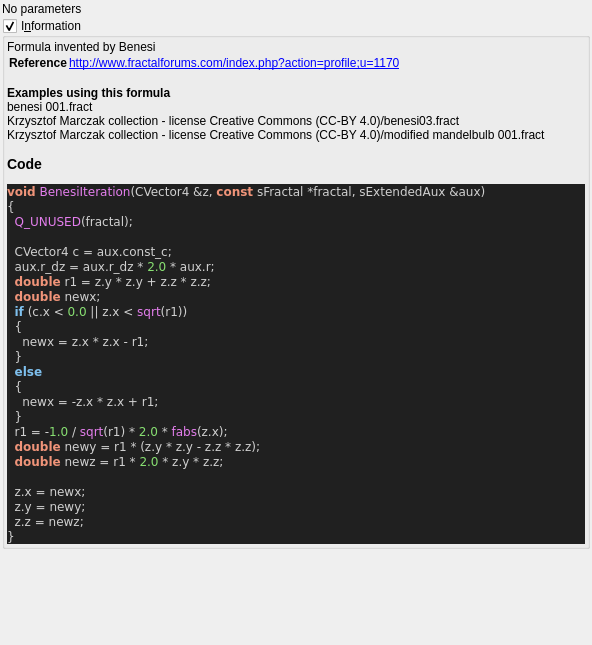
Above: mandelbulber2/formula/ui/fractal_benesi.ui from buddhi1980/mandelbulber2 before the change. Below: the same form after it.
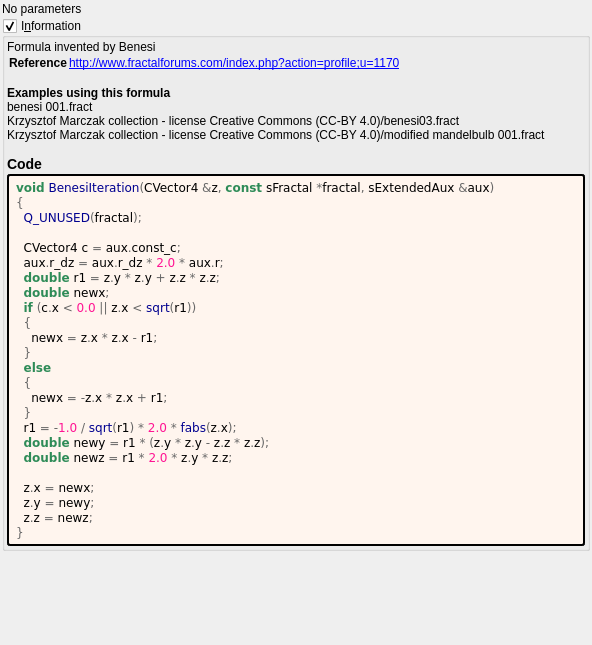
That is the form after the change. Custom widgets are drawn as their Qt base class.

Diff of the .ui file:
```diff
--- a/mandelbulber2/formula/ui/fractal_benesi.ui
+++ b/mandelbulber2/formula/ui/fractal_benesi.ui
@@ -64,38 +64,53 @@
        <number>2</number>
       </property>
       <item>
-       <widget class="QLabel" name="label_code_content">
+	   <widget class="QLabel" name="label_information_general">
         <property name="text">
          <string notr="true">&lt;p&gt;Formula invented by Benesi&lt;/p&gt;&lt;table&gt;
 &lt;tr&gt;&lt;th&gt;Reference&lt;/th&gt;&lt;td&gt;&lt;a href=&quot;http://www.fractalforums.com/index.php?action=profile;u=1170&quot;&gt;http://www.fractalforums.com/index.php?action=profile;u=1170&lt;br&gt;
 &lt;/td&gt;&lt;/tr&gt;
 &lt;/table&gt;
-&lt;br&gt;&lt;b&gt;Examples using this formula&lt;/b&gt;&lt;br&gt;benesi 001.fract&lt;br&gt;Krzysztof Marczak collection - license Creative Commons (CC-BY 4.0)/benesi03.fract&lt;br&gt;Krzysztof Marczak collection - license Creative Commons (CC-BY 4.0)/modified mandelbulb 001.fract&lt;h3&gt;Code&lt;/h3&gt;
-&lt;body style=&quot;background-color:#202020&quot;&gt;
-&lt;pre style=&quot;color:#d0d0d0; background-color:#202020;  font-family:'Courier New',monospace;&quot;&gt;&lt;span style=&quot;color:#f09479; font-weight:bold&quot;&gt;void&lt;/span&gt; &lt;span style=&quot;color:#e47eed&quot;&gt;BenesiIteration&lt;/span&gt;&lt;span style=&quot;color:#d0d0d0&quot;&gt;(&lt;/span&gt;CVector4 &lt;span style=&quot;color:#d0d0d0&quot;&gt;&amp;amp;&lt;/span&gt;z&lt;span style=&quot;color:#d0d0d0&quot;&gt;,&lt;/span&gt; &lt;span style=&quot;color:#f09479; font-weight:bold&quot;&gt;const&lt;/span&gt; sFractal &lt;span style=&quot;color:#d0d0d0&quot;&gt;*&lt;/span&gt;fractal&lt;span style=&quot;color:#d0d0d0&quot;&gt;,&lt;/span&gt; sExtendedAux &lt;span style=&quot;color:#d0d0d0&quot;&gt;&amp;amp;&lt;/span&gt;aux&lt;span style=&quot;color:#d0d0d0&quot;&gt;)&lt;/span&gt;
-&lt;span style=&quot;color:#d0d0d0&quot;&gt;{&lt;/span&gt;
-  &lt;span style=&quot;color:#e47eed&quot;&gt;Q_UNUSED&lt;/span&gt;&lt;span style=&quot;color:#d0d0d0&quot;&gt;(&lt;/span&gt;fractal&lt;span style=&quot;color:#d0d0d0&quot;&gt;);&lt;/span&gt;
+&lt;br&gt;&lt;b&gt;Examples using this formula&lt;/b&gt;&lt;br&gt;benesi 001.fract&lt;br&gt;Krzysztof Marczak collection - license Creative Commons (CC-BY 4.0)/benesi03.fract&lt;br&gt;Krzysztof Marczak collection - license Creative Commons (CC-BY 4.0)/modified mandelbulb 001.fract&lt;h3&gt;Code&lt;/h3&gt;</string>
+		</property>
+		<property name="wordWrap">
+		 <bool>true</bool>
+		</property>
+		<property name="openExternalLinks">
+		 <bool>true</bool>
+		</property>
+		<property name="textInteractionFlags">
+		 <set>Qt::LinksAccessibleByMouse|Qt::TextSelectableByMouse</set>
+		</property>
+		</widget>
+	   </item>
+	   <item>
+	    <widget class="QLabel" name="label_code_content">
+		 <property name="text">
+		  <string notr="true">&lt;body style=&quot;background-color:#fff5ee&quot;&gt;
+&lt;pre style=&quot;color:#000000; background-color:#fff5ee;  font-family:'Courier New',monospace;&quot;&gt;&lt;span style=&quot;color:#2e8b57; font-weight:bold&quot;&gt;void&lt;/span&gt; &lt;span style=&quot;color:#00008f&quot;&gt;BenesiIteration&lt;/span&gt;&lt;span style=&quot;color:#676767&quot;&gt;(&lt;/span&gt;CVector4 &lt;span style=&quot;color:#676767&quot;&gt;&amp;amp;&lt;/span&gt;z&lt;span style=&quot;color:#676767&quot;&gt;,&lt;/span&gt; &lt;span style=&quot;color:#2e8b57; font-weight:bold&quot;&gt;const&lt;/span&gt; sFractal &lt;span style=&quot;color:#676767&quot;&gt;*&lt;/span&gt;fractal&lt;span style=&quot;color:#676767&quot;&gt;,&lt;/span&gt; sExtendedAux &lt;span style=&quot;color:#676767&quot;&gt;&amp;amp;&lt;/span&gt;aux&lt;span style=&quot;color:#676767&quot;&gt;)&lt;/span&gt;
+&lt;span style=&quot;color:#676767&quot;&gt;{&lt;/span&gt;
+  &lt;span style=&quot;color:#00008f&quot;&gt;Q_UNUSED&lt;/span&gt;&lt;span style=&quot;color:#676767&quot;&gt;(&lt;/span&gt;fractal&lt;span style=&quot;color:#676767&quot;&gt;);&lt;/span&gt;
 
-  CVector4 c &lt;span style=&quot;color:#d0d0d0&quot;&gt;=&lt;/span&gt; aux&lt;span style=&quot;color:#d0d0d0&quot;&gt;.&lt;/span&gt;const_c&lt;span style=&quot;color:#d0d0d0&quot;&gt;;&lt;/span&gt;
-  aux&lt;span style=&quot;color:#d0d0d0&quot;&gt;.&lt;/span&gt;r_dz &lt;span style=&quot;color:#d0d0d0&quot;&gt;=&lt;/span&gt; aux&lt;span style=&quot;color:#d0d0d0&quot;&gt;.&lt;/span&gt;r_dz &lt;span style=&quot;color:#d0d0d0&quot;&gt;*&lt;/span&gt; &lt;span style=&quot;color:#87df71&quot;&gt;2.0&lt;/span&gt; &lt;span style=&quot;color:#d0d0d0&quot;&gt;*&lt;/span&gt; aux&lt;span style=&quot;color:#d0d0d0&quot;&gt;.&lt;/span&gt;r&lt;span style=&quot;color:#d0d0d0&quot;&gt;;&lt;/span&gt;
-  &lt;span style=&quot;color:#f09479; font-weight:bold&quot;&gt;double&lt;/span&gt; r1 &lt;span style=&quot;color:#d0d0d0&quot;&gt;=&lt;/span&gt; z&lt;span style=&quot;color:#d0d0d0&quot;&gt;.&lt;/span&gt;y &lt;span style=&quot;color:#d0d0d0&quot;&gt;*&lt;/span&gt; z&lt;span style=&quot;color:#d0d0d0&quot;&gt;.&lt;/span&gt;y &lt;span style=&quot;color:#d0d0d0&quot;&gt;+&lt;/span&gt; z&lt;span style=&quot;color:#d0d0d0&quot;&gt;.&lt;/span&gt;z &lt;span style=&quot;color:#d0d0d0&quot;&gt;*&lt;/span&gt; z&lt;span style=&quot;color:#d0d0d0&quot;&gt;.&lt;/span&gt;z&lt;span style=&quot;color:#d0d0d0&quot;&gt;;&lt;/span&gt;
-  &lt;span style=&quot;color:#f09479; font-weight:bold&quot;&gt;double&lt;/span&gt; newx&lt;span style=&quot;color:#d0d0d0&quot;&gt;;&lt;/span&gt;
-  &lt;span style=&quot;color:#7ec0ee; font-weight:bold&quot;&gt;if&lt;/span&gt; &lt;span style=&quot;color:#d0d0d0&quot;&gt;(&lt;/span&gt;c&lt;span style=&quot;color:#d0d0d0&quot;&gt;.&lt;/span&gt;x &lt;span style=&quot;color:#d0d0d0&quot;&gt;&amp;lt;&lt;/span&gt; &lt;span style=&quot;color:#87df71&quot;&gt;0.0&lt;/span&gt; &lt;span style=&quot;color:#d0d0d0&quot;&gt;||&lt;/span&gt; z&lt;span style=&quot;color:#d0d0d0&quot;&gt;.&lt;/span&gt;x &lt;span style=&quot;color:#d0d0d0&quot;&gt;&amp;lt;&lt;/span&gt; &lt;span style=&quot;color:#e47eed&quot;&gt;sqrt&lt;/span&gt;&lt;span style=&quot;color:#d0d0d0&quot;&gt;(&lt;/span&gt;r1&lt;span style=&quot;color:#d0d0d0&quot;&gt;))&lt;/span&gt;
-  &lt;span style=&quot;color:#d0d0d0&quot;&gt;{&lt;/span&gt;
-    newx &lt;span style=&quot;color:#d0d0d0&quot;&gt;=&lt;/span&gt; z&lt;span style=&quot;color:#d0d0d0&quot;&gt;.&lt;/span&gt;x &lt;span style=&quot;color:#d0d0d0&quot;&gt;*&lt;/span&gt; z&lt;span style=&quot;color:#d0d0d0&quot;&gt;.&lt;/span&gt;x &lt;span style=&quot;color:#d0d0d0&quot;&gt;-&lt;/span&gt; r1&lt;span style=&quot;color:#d0d0d0&quot;&gt;;&lt;/span&gt;
-  &lt;span style=&quot;color:#d0d0d0&quot;&gt;}&lt;/span&gt;
-  &lt;span style=&quot;color:#7ec0ee; font-weight:bold&quot;&gt;else&lt;/span&gt;
-  &lt;span style=&quot;color:#d0d0d0&quot;&gt;{&lt;/span&gt;
-    newx &lt;span style=&quot;color:#d0d0d0&quot;&gt;= -&lt;/span&gt;z&lt;span style=&quot;color:#d0d0d0&quot;&gt;.&lt;/span&gt;x &lt;span style=&quot;color:#d0d0d0&quot;&gt;*&lt;/span&gt; z&lt;span style=&quot;color:#d0d0d0&quot;&gt;.&lt;/span&gt;x &lt;span style=&quot;color:#d0d0d0&quot;&gt;+&lt;/span&gt; r1&lt;span style=&quot;color:#d0d0d0&quot;&gt;;&lt;/span&gt;
-  &lt;span style=&quot;color:#d0d0d0&quot;&gt;}&lt;/span&gt;
-  r1 &lt;span style=&quot;color:#d0d0d0&quot;&gt;= -&lt;/span&gt;&lt;span style=&quot;color:#87df71&quot;&gt;1.0&lt;/span&gt; &lt;span style=&quot;color:#d0d0d0&quot;&gt;/&lt;/span&gt; &lt;span style=&quot;color:#e47eed&quot;&gt;sqrt&lt;/span&gt;&lt;span style=&quot;color:#d0d0d0&quot;&gt;(&lt;/span&gt;r1&lt;span style=&quot;color:#d0d0d0&quot;&gt;) *&lt;/span&gt; &lt;span style=&quot;color:#87df71&quot;&gt;2.0&lt;/span&gt; &lt;span style=&quot;color:#d0d0d0&quot;&gt;*&lt;/span&gt; &lt;span style=&quot;color:#e47eed&quot;&gt;fabs&lt;/span&gt;&lt;span style=&quot;color:#d0d0d0&quot;&gt;(&lt;/span&gt;z&lt;span style=&quot;color:#d0d0d0&quot;&gt;.&lt;/span&gt;x&lt;span style=&quot;color:#d0d0d0&quot;&gt;);&lt;/span&gt;
-  &lt;span style=&quot;color:#f09479; font-weight:bold&quot;&gt;double&lt;/span&gt; newy &lt;span style=&quot;color:#d0d0d0&quot;&gt;=&lt;/span&gt; r1 &lt;span style=&quot;color:#d0d0d0&quot;&gt;* (&lt;/span&gt;z&lt;span style=&quot;color:#d0d0d0&quot;&gt;.&lt;/span&gt;y &lt;span style=&quot;color:#d0d0d0&quot;&gt;*&lt;/span&gt; z&lt;span style=&quot;color:#d0d0d0&quot;&gt;.&lt;/span&gt;y &lt;span style=&quot;color:#d0d0d0&quot;&gt;-&lt;/span&gt; z&lt;span style=&quot;color:#d0d0d0&quot;&gt;.&lt;/span&gt;z &lt;span style=&quot;color:#d0d0d0&quot;&gt;*&lt;/span&gt; z&lt;span style=&quot;color:#d0d0d0&quot;&gt;.&lt;/span&gt;z&lt;span style=&quot;color:#d0d0d0&quot;&gt;);&lt;/span&gt;
-  &lt;span style=&quot;color:#f09479; font-weight:bold&quot;&gt;double&lt;/span&gt; newz &lt;span style=&quot;color:#d0d0d0&quot;&gt;=&lt;/span&gt; r1 &lt;span style=&quot;color:#d0d0d0&quot;&gt;*&lt;/span&gt; &lt;span style=&quot;color:#87df71&quot;&gt;2.0&lt;/span&gt; &lt;span style=&quot;color:#d0d0d0&quot;&gt;*&lt;/span&gt; z&lt;span style=&quot;color:#d0d0d0&quot;&gt;.&lt;/span&gt;y &lt;span style=&quot;color:#d0d0d0&quot;&gt;*&lt;/span&gt; z&lt;span style=&quot;color:#d0d0d0&quot;&gt;.&lt;/span&gt;z&lt;span style=&quot;color:#d0d0d0&quot;&gt;;&lt;/span&gt;
+  CVector4 c &lt;span style=&quot;color:#676767&quot;&gt;=&lt;/span&gt; aux&lt;span style=&quot;color:#676767&quot;&gt;.&lt;/span&gt;const_c&lt;span style=&quot;color:#676767&quot;&gt;;&lt;/span&gt;
+  aux&lt;span style=&quot;color:#676767&quot;&gt;.&lt;/span&gt;r_dz &lt;span style=&quot;color:#676767&quot;&gt;=&lt;/span&gt; aux&lt;span style=&quot;color:#676767&quot;&gt;.&lt;/span&gt;r_dz &lt;span style=&quot;color:#676767&quot;&gt;*&lt;/span&gt; &lt;span style=&quot;color:#ff1493&quot;&gt;2.0&lt;/span&gt; &lt;span style=&quot;color:#676767&quot;&gt;*&lt;/span&gt; aux&lt;span style=&quot;color:#676767&quot;&gt;.&lt;/span&gt;r&lt;span style=&quot;color:#676767&quot;&gt;;&lt;/span&gt;
+  &lt;span style=&quot;color:#2e8b57; font-weight:bold&quot;&gt;double&lt;/span&gt; r1 &lt;span style=&quot;color:#676767&quot;&gt;=&lt;/span&gt; z&lt;span style=&quot;color:#676767&quot;&gt;.&lt;/span&gt;y &lt;span style=&quot;color:#676767&quot;&gt;*&lt;/span&gt; z&lt;span style=&quot;color:#676767&quot;&gt;.&lt;/span&gt;y &lt;span style=&quot;color:#676767&quot;&gt;+&lt;/span&gt; z&lt;span style=&quot;color:#676767&quot;&gt;.&lt;/span&gt;z &lt;span style=&quot;color:#676767&quot;&gt;*&lt;/span&gt; z&lt;span style=&quot;color:#676767&quot;&gt;.&lt;/span&gt;z&lt;span style=&quot;color:#676767&quot;&gt;;&lt;/span&gt;
+  &lt;span style=&quot;color:#2e8b57; font-weight:bold&quot;&gt;double&lt;/span&gt; newx&lt;span style=&quot;color:#676767&quot;&gt;;&lt;/span&gt;
+  &lt;span style=&quot;color:#2e8b57; font-weight:bold&quot;&gt;if&lt;/span&gt; &lt;span style=&quot;color:#676767&quot;&gt;(&lt;/span&gt;c&lt;span style=&quot;color:#676767&quot;&gt;.&lt;/span&gt;x &lt;span style=&quot;color:#676767&quot;&gt;&amp;lt;&lt;/span&gt; &lt;span style=&quot;color:#ff1493&quot;&gt;0.0&lt;/span&gt; &lt;span style=&quot;color:#676767&quot;&gt;||&lt;/span&gt; z&lt;span style=&quot;color:#676767&quot;&gt;.&lt;/span&gt;x &lt;span style=&quot;color:#676767&quot;&gt;&amp;lt;&lt;/span&gt; &lt;span style=&quot;color:#00008f&quot;&gt;sqrt&lt;/span&gt;&lt;span style=&quot;color:#676767&quot;&gt;(&lt;/span&gt;r1&lt;span style=&quot;color:#676767&quot;&gt;))&lt;/span&gt;
+  &lt;span style=&quot;color:#676767&quot;&gt;{&lt;/span&gt;
+    newx &lt;span style=&quot;color:#676767&quot;&gt;=&lt;/span&gt; z&lt;span style=&quot;color:#676767&quot;&gt;.&lt;/span&gt;x &lt;span style=&quot;color:#676767&quot;&gt;*&lt;/span&gt; z&lt;span style=&quot;color:#676767&quot;&gt;.&lt;/span&gt;x &lt;span style=&quot;color:#676767&quot;&gt;-&lt;/span&gt; r1&lt;span style=&quot;color:#676767&quot;&gt;;&lt;/span&gt;
+  &lt;span style=&quot;color:#676767&quot;&gt;}&lt;/span&gt;
+  &lt;span style=&quot;color:#2e8b57; font-weight:bold&quot;&gt;else&lt;/span&gt;
+  &lt;span style=&quot;color:#676767&quot;&gt;{&lt;/span&gt;
+    newx &lt;span style=&quot;color:#676767&quot;&gt;= -&lt;/span&gt;z&lt;span style=&quot;color:#676767&quot;&gt;.&lt;/span&gt;x &lt;span style=&quot;color:#676767&quot;&gt;*&lt;/span&gt; z&lt;span style=&quot;color:#676767&quot;&gt;.&lt;/span&gt;x &lt;span style=&quot;color:#676767&quot;&gt;+&lt;/span&gt; r1&lt;span style=&quot;color:#676767&quot;&gt;;&lt;/span&gt;
+  &lt;span style=&quot;color:#676767&quot;&gt;}&lt;/span&gt;
+  r1 &lt;span style=&quot;color:#676767&quot;&gt;= -&lt;/span&gt;&lt;span style=&quot;color:#ff1493&quot;&gt;1.0&lt;/span&gt; &lt;span style=&quot;color:#676767&quot;&gt;/&lt;/span&gt; &lt;span style=&quot;color:#00008f&quot;&gt;sqrt&lt;/span&gt;&lt;span style=&quot;color:#676767&quot;&gt;(&lt;/span&gt;r1&lt;span style=&quot;color:#676767&quot;&gt;) *&lt;/span&gt; &lt;span style=&quot;color:#ff1493&quot;&gt;2.0&lt;/span&gt; &lt;span style=&quot;color:#676767&quot;&gt;*&lt;/span&gt; &lt;span style=&quot;color:#00008f&quot;&gt;fabs&lt;/span&gt;&lt;span style=&quot;color:#676767&quot;&gt;(&lt;/span&gt;z&lt;span style=&quot;color:#676767&quot;&gt;.&lt;/span&gt;x&lt;span style=&quot;color:#676767&quot;&gt;);&lt;/span&gt;
+  &lt;span style=&quot;color:#2e8b57; font-weight:bold&quot;&gt;double&lt;/span&gt; newy &lt;span style=&quot;color:#676767&quot;&gt;=&lt;/span&gt; r1 &lt;span style=&quot;color:#676767&quot;&gt;* (&lt;/span&gt;z&lt;span style=&quot;color:#676767&quot;&gt;.&lt;/span&gt;y &lt;span style=&quot;color:#676767&quot;&gt;*&lt;/span&gt; z&lt;span style=&quot;color:#676767&quot;&gt;.&lt;/span&gt;y &lt;span style=&quot;color:#676767&quot;&gt;-&lt;/span&gt; z&lt;span style=&quot;color:#676767&quot;&gt;.&lt;/span&gt;z &lt;span style=&quot;color:#676767&quot;&gt;*&lt;/span&gt; z&lt;span style=&quot;color:#676767&quot;&gt;.&lt;/span&gt;z&lt;span style=&quot;color:#676767&quot;&gt;);&lt;/span&gt;
+  &lt;span style=&quot;color:#2e8b57; font-weight:bold&quot;&gt;double&lt;/span&gt; newz &lt;span style=&quot;color:#676767&quot;&gt;=&lt;/span&gt; r1 &lt;span style=&quot;color:#676767&quot;&gt;*&lt;/span&gt; &lt;span style=&quot;color:#ff1493&quot;&gt;2.0&lt;/span&gt; &lt;span style=&quot;color:#676767&quot;&gt;*&lt;/span&gt; z&lt;span style=&quot;color:#676767&quot;&gt;.&lt;/span&gt;y &lt;span style=&quot;color:#676767&quot;&gt;*&lt;/span&gt; z&lt;span style=&quot;color:#676767&quot;&gt;.&lt;/span&gt;z&lt;span style=&quot;color:#676767&quot;&gt;;&lt;/span&gt;
 
-  z&lt;span style=&quot;color:#d0d0d0&quot;&gt;.&lt;/span&gt;x &lt;span style=&quot;color:#d0d0d0&quot;&gt;=&lt;/span&gt; newx&lt;span style=&quot;color:#d0d0d0&quot;&gt;;&lt;/span&gt;
-  z&lt;span style=&quot;color:#d0d0d0&quot;&gt;.&lt;/span&gt;y &lt;span style=&quot;color:#d0d0d0&quot;&gt;=&lt;/span&gt; newy&lt;span style=&quot;color:#d0d0d0&quot;&gt;;&lt;/span&gt;
-  z&lt;span style=&quot;color:#d0d0d0&quot;&gt;.&lt;/span&gt;z &lt;span style=&quot;color:#d0d0d0&quot;&gt;=&lt;/span&gt; newz&lt;span style=&quot;color:#d0d0d0&quot;&gt;;&lt;/span&gt;
-&lt;span style=&quot;color:#d0d0d0&quot;&gt;}&lt;/span&gt;
+  z&lt;span style=&quot;color:#676767&quot;&gt;.&lt;/span&gt;x &lt;span style=&quot;color:#676767&quot;&gt;=&lt;/span&gt; newx&lt;span style=&quot;color:#676767&quot;&gt;;&lt;/span&gt;
+  z&lt;span style=&quot;color:#676767&quot;&gt;.&lt;/span&gt;y &lt;span style=&quot;color:#676767&quot;&gt;=&lt;/span&gt; newy&lt;span style=&quot;color:#676767&quot;&gt;;&lt;/span&gt;
+  z&lt;span style=&quot;color:#676767&quot;&gt;.&lt;/span&gt;z &lt;span style=&quot;color:#676767&quot;&gt;=&lt;/span&gt; newz&lt;span style=&quot;color:#676767&quot;&gt;;&lt;/span&gt;
+&lt;span style=&quot;color:#676767&quot;&gt;}&lt;/span&gt;
 &lt;/pre&gt;
 &lt;/body&gt;</string>
         </property>
@@ -108,6 +123,9 @@
         <property name="textInteractionFlags">
          <set>Qt::LinksAccessibleByMouse|Qt::TextSelectableByMouse</set>
         </property>
+		 <property name="styleSheet">
+		  <string notr="true">border-style: outset; border-width: 2px; border-radius: 3px; border-color: black; background-color: #fff5ee; padding: 4px;</string>
+		  </property>
        </widget>
       </item>
      </layout>
```
Lines whose indentation alone changed are shown as unchanged.
